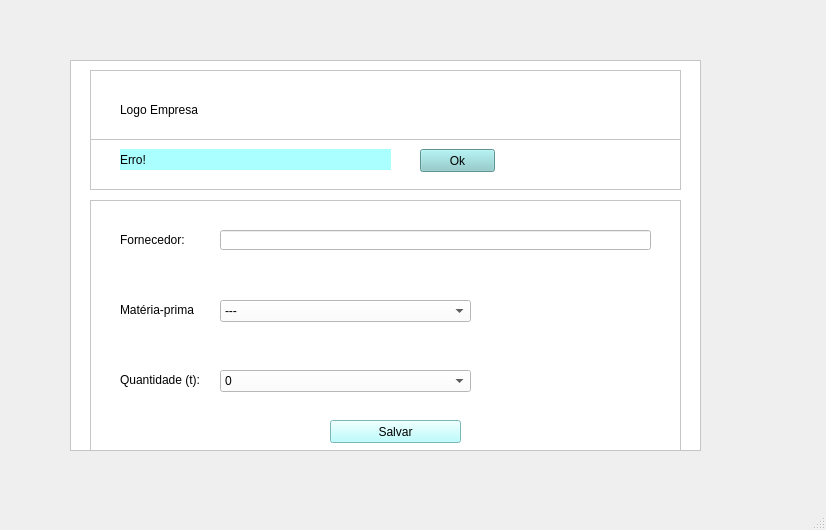
Qt form src/gui_principal.ui (martins678/Usina_HYMA) before a commit.
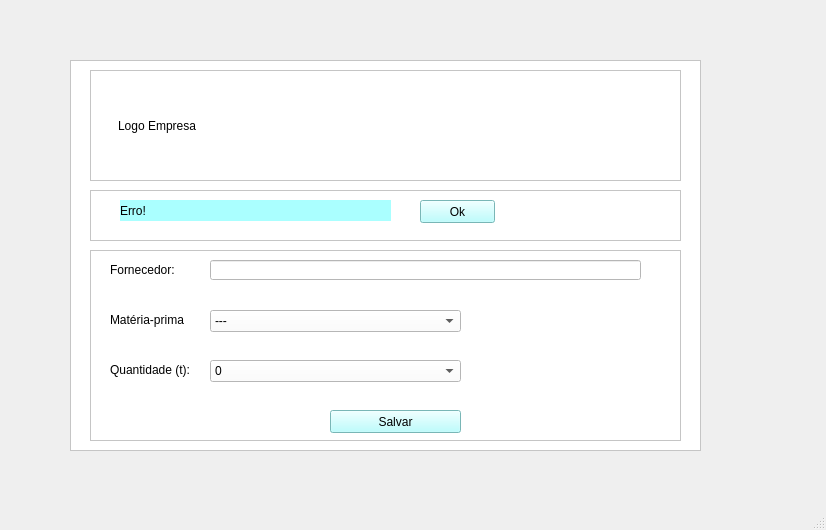
The same form after that commit. The open tabs and pages were chosen to show the change.

Patch:
```diff
--- a/src/gui_principal.ui
+++ b/src/gui_principal.ui
@@ -339,7 +339,7 @@
          <x>20</x>
          <y>10</y>
          <width>591</width>
-         <height>71</height>
+         <height>111</height>
         </rect>
        </property>
        <property name="frameShape">
@@ -353,8 +353,8 @@
          <widget class="QLabel" name="logo_empresa">
           <property name="minimumSize">
            <size>
-            <width>60</width>
-            <height>60</height>
+            <width>80</width>
+            <height>80</height>
            </size>
           </property>
           <property name="text">
@@ -394,9 +394,9 @@
        <property name="geometry">
         <rect>
          <x>20</x>
-         <y>140</y>
+         <y>190</y>
          <width>591</width>
-         <height>251</height>
+         <height>191</height>
         </rect>
        </property>
        <property name="frameShape">
@@ -408,8 +408,8 @@
        <widget class="QLabel" name="fornecedor">
         <property name="geometry">
          <rect>
-          <x>30</x>
-          <y>30</y>
+          <x>20</x>
+          <y>10</y>
           <width>81</width>
           <height>20</height>
          </rect>
@@ -421,8 +421,8 @@
        <widget class="QLabel" name="materia_prima">
         <property name="geometry">
          <rect>
-          <x>30</x>
-          <y>100</y>
+          <x>20</x>
+          <y>60</y>
           <width>91</width>
           <height>20</height>
          </rect>
@@ -434,8 +434,8 @@
        <widget class="QLabel" name="quantidade">
         <property name="geometry">
          <rect>
-          <x>30</x>
-          <y>170</y>
+          <x>20</x>
+          <y>110</y>
           <width>91</width>
           <height>20</height>
          </rect>
@@ -447,8 +447,8 @@
        <widget class="QLineEdit" name="nome_fornecedor">
         <property name="geometry">
          <rect>
-          <x>130</x>
-          <y>30</y>
+          <x>120</x>
+          <y>10</y>
           <width>431</width>
           <height>20</height>
          </rect>
@@ -458,7 +458,7 @@
         <property name="geometry">
          <rect>
           <x>240</x>
-          <y>220</y>
+          <y>160</y>
           <width>131</width>
           <height>23</height>
          </rect>
@@ -473,8 +473,8 @@
        <widget class="QComboBox" name="nome_materia_prima">
         <property name="geometry">
          <rect>
-          <x>130</x>
-          <y>100</y>
+          <x>120</x>
+          <y>60</y>
           <width>251</width>
           <height>22</height>
          </rect>
@@ -513,8 +513,8 @@
        <widget class="QComboBox" name="nome_quantidade">
         <property name="geometry">
          <rect>
-          <x>130</x>
-          <y>170</y>
+          <x>120</x>
+          <y>110</y>
           <width>251</width>
           <height>22</height>
          </rect>
@@ -555,7 +555,7 @@
        <property name="geometry">
         <rect>
          <x>20</x>
-         <y>79</y>
+         <y>130</y>
          <width>591</width>
          <height>51</height>
         </rect>
@@ -592,7 +592,8 @@
          </rect>
         </property>
         <property name="styleSheet">
-         <string notr="true">background-color: rgb(136, 204, 204);</string>
+         <string notr="true">background-color: rgb(136, 204, 204);
+background-color: rgb(170, 255, 255);</string>
         </property>
         <property name="text">
          <string>Ok</string>
```
Left out of the diff: 3 changed lines with no effect on the pictures.
